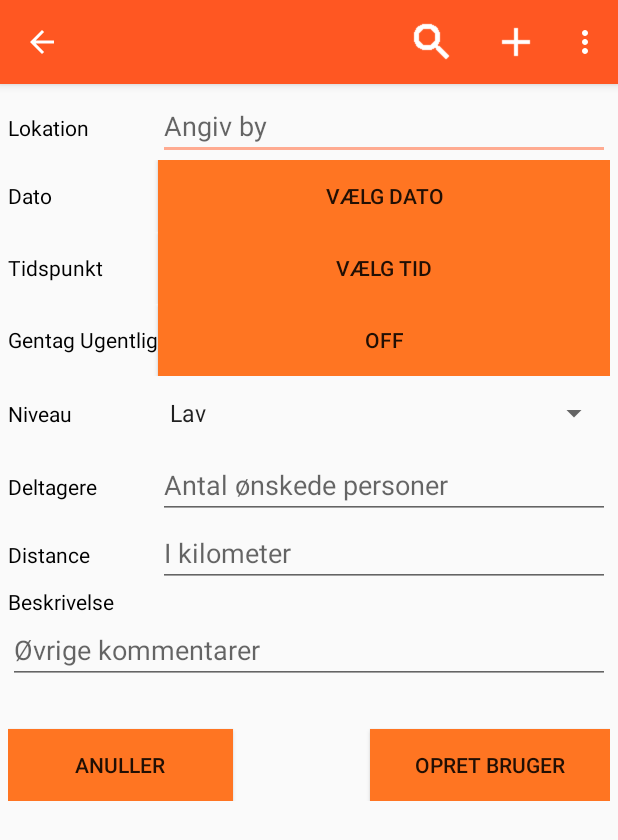
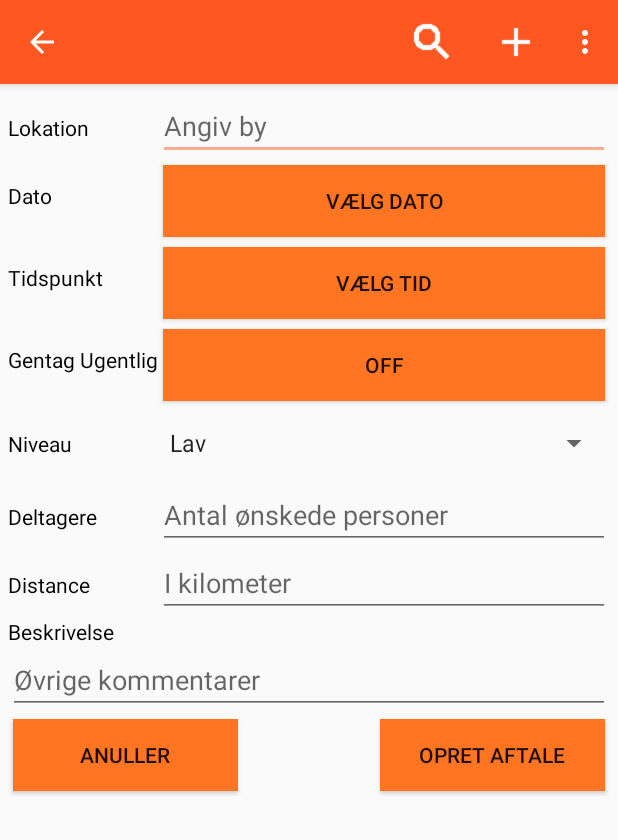
Before and after one commit to nikookholm/runn, an Android app: the CreateAgreement screen opened directly, with no data from a screen before it, on a phone screen of 412 x 824 dp. Shown: the top 840 px of the screen. Run offline under Robolectric (Android 15) with nearby library versions, the phone set to English and light mode, and no system bars; libraries missing offline, so code that uses them is left out: com.firebase.client.

Commit message:
leget medknapper.

```diff
--- a/app/src/main/java/s112011/runn/CreateAgreement.java
+++ b/app/src/main/java/s112011/runn/CreateAgreement.java
@@ -171,8 +171,8 @@ public class CreateAgreement extends AppCompatActivity implements AdapterView.On
 
     @Override
     public void onItemSelected(AdapterView<?> parent, View view, int position, long id) {
-        String item = parent.getItemAtPosition(position).toString();
-        Toast.makeText(parent.getContext(), "Selected: " + item, Toast.LENGTH_LONG).show();
+        //String item = parent.getItemAtPosition(position).toString();
+        //Toast.makeText(parent.getContext(), "Selected: " + item, Toast.LENGTH_LONG).show();
     }
     public void onNothingSelected(AdapterView<?> arg0) {
     }
--- a/app/src/main/res/layout/activity_create_agreement.xml
+++ b/app/src/main/res/layout/activity_create_agreement.xml
@@ -59,7 +59,8 @@
                     android:id="@+id/buttonDate"
                     android:layout_column="4"
                     android:textAlignment="center"
-                    android:background="#ff7522" />
+                    android:background="#ff7522"
+                    android:layout_margin="3dp" />
 
             </TableRow>
 
@@ -83,7 +84,8 @@
                     android:id="@+id/buttonTime"
                     android:layout_weight="1"
                     android:layout_column="4"
-                    android:background="#ff7522" />
+                    android:background="#ff7522"
+                    android:layout_margin="3dp" />
             </TableRow>
 
             <TableRow
@@ -109,7 +111,8 @@
                     android:layout_weight="1"
                     android:layout_column="4"
                     android:checked="false"
-                    android:background="#ff7522" />
+                    android:background="#ff7522"
+                    android:layout_margin="3dp" />
             </TableRow>
 
             <TableRow
@@ -213,16 +216,16 @@
 
                 <Button
                     style="?android:attr/buttonStyleSmall"
-                    android:layout_width="160dp"
+                    android:layout_width="150dp"
                     android:layout_height="wrap_content"
-                    android:text="Opret Bruger"
+                    android:text="Opret Aftale"
                     android:id="@+id/buttonCreateAgreement"
                     android:background="#ff7522"
                     android:layout_gravity="bottom|left"
                     android:layout_alignParentTop="true"
                     android:layout_alignParentRight="true"
                     android:layout_alignParentEnd="true"
-                    android:layout_marginTop="30dp"/>
+                    android:layout_margin="3dp" />
 
                 <Button
                     style="?android:attr/buttonStyleSmall"
@@ -234,7 +237,7 @@
                     android:layout_below="@+id/scrollView3"
                     android:layout_gravity="right"
                     android:enabled="true"
-                    android:layout_marginTop="30dp"/>
+                    android:layout_margin="3dp" />
             </RelativeLayout>
 
         </TableLayout>
```
Also changed, not shown: app/src/main/java/s112011/runn/AgreementsList.java (+11 -52 lines), app/src/main/res/layout/activity_list_agreements.xml (+4 -15 lines), app/src/main/res/layout/activity_login.xml (+7 -4 lines), 1 other file.
